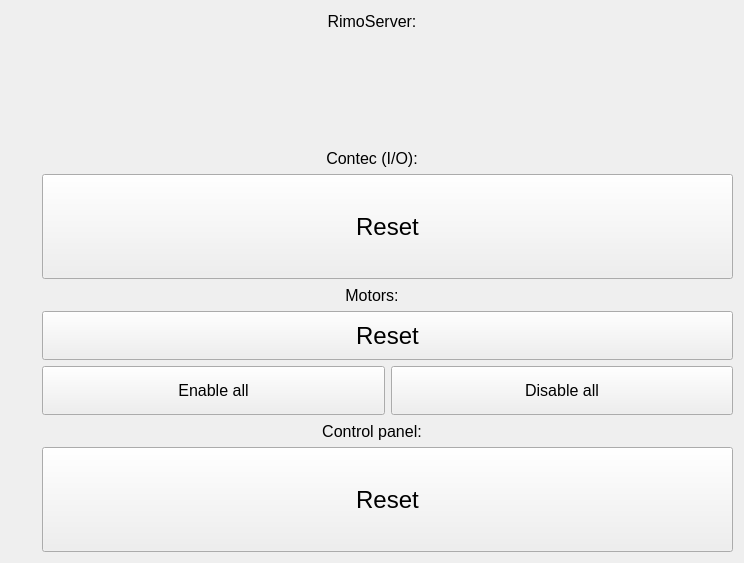
This is GUI/forms/ResetControls.ui in piotrpodlaski/rimokun as Qt 5 draws it before an edit. The edited form follows.
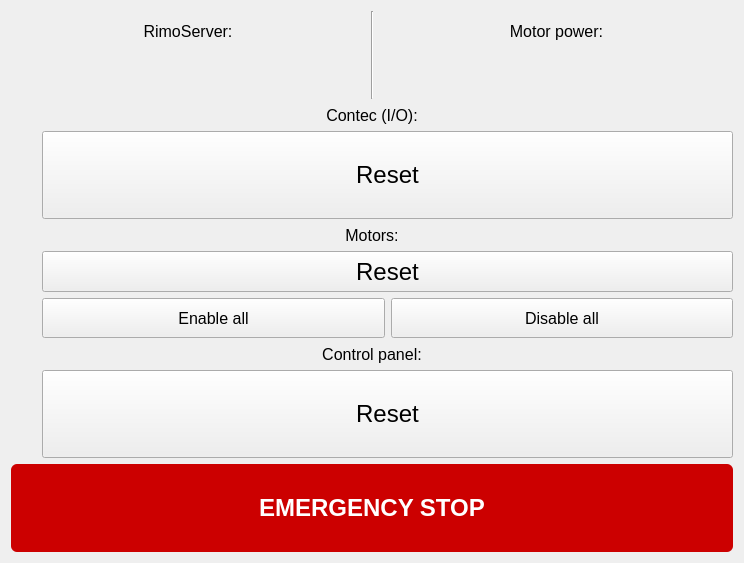
This is the edited form. Custom widgets are drawn as their Qt base class.

Commit message:
GUI: add motor power LED, emergency stop button; fix LED min height
- Add motor power LED (safetyOn) indicator next to RimoServer LED,
  separated by a vertical line, both clearly labelled
- Add EMERGENCY STOP button (red, prominent, full width)
- Set minimumSize height=25 on all LED indicators to prevent them
  from collapsing to zero height

Diff of the .ui file:
```diff
--- a/GUI/forms/ResetControls.ui
+++ b/GUI/forms/ResetControls.ui
@@ -15,19 +15,11 @@
   </property>
   <layout class="QVBoxLayout" name="verticalLayout">
    <item>
+    <layout class="QHBoxLayout" name="horizontalLayout">
+     <item>
+      <layout class="QVBoxLayout" name="serverStatusLayout">
+       <item>
     <widget class="QLabel" name="label_3">
-     <property name="sizePolicy">
-      <sizepolicy hsizetype="Preferred" vsizetype="Fixed">
-       <horstretch>0</horstretch>
-       <verstretch>0</verstretch>
-      </sizepolicy>
-     </property>
-     <property name="minimumSize">
-      <size>
-       <width>0</width>
-       <height>20</height>
-      </size>
-     </property>
      <property name="font">
       <font>
        <pointsize>12</pointsize>
@@ -42,11 +34,9 @@
     </widget>
    </item>
    <item>
-    <layout class="QHBoxLayout" name="horizontalLayout">
-     <item>
       <widget class="LedIndicator" name="ledServer" native="true">
        <property name="sizePolicy">
-        <sizepolicy hsizetype="Fixed" vsizetype="Preferred">
+          <sizepolicy hsizetype="Expanding" vsizetype="Preferred">
          <horstretch>0</horstretch>
          <verstretch>0</verstretch>
         </sizepolicy>
@@ -54,10 +44,57 @@
        <property name="minimumSize">
         <size>
          <width>25</width>
-         <height>0</height>
+           <height>25</height>
         </size>
        </property>
       </widget>
+       </item>
+      </layout>
+     </item>
+     <item>
+      <widget class="QFrame" name="separatorLine">
+       <property name="frameShape">
+        <enum>QFrame::VLine</enum>
+       </property>
+       <property name="frameShadow">
+        <enum>QFrame::Sunken</enum>
+       </property>
+      </widget>
+     </item>
+     <item>
+      <layout class="QVBoxLayout" name="motorPowerLayout">
+       <item>
+        <widget class="QLabel" name="labelMotorPower">
+         <property name="font">
+          <font>
+           <pointsize>12</pointsize>
+          </font>
+         </property>
+         <property name="text">
+          <string>Motor power:</string>
+         </property>
+         <property name="alignment">
+          <set>Qt::AlignCenter</set>
+         </property>
+        </widget>
+       </item>
+       <item>
+        <widget class="LedIndicator" name="ledMotorPower" native="true">
+         <property name="sizePolicy">
+          <sizepolicy hsizetype="Expanding" vsizetype="Preferred">
+           <horstretch>0</horstretch>
+           <verstretch>0</verstretch>
+          </sizepolicy>
+         </property>
+         <property name="minimumSize">
+          <size>
+           <width>25</width>
+           <height>25</height>
+          </size>
+         </property>
+        </widget>
+       </item>
+      </layout>
      </item>
     </layout>
    </item>
@@ -101,7 +138,7 @@
        <property name="minimumSize">
         <size>
          <width>25</width>
-         <height>0</height>
+         <height>25</height>
         </size>
        </property>
       </widget>
@@ -167,7 +204,7 @@
        <property name="minimumSize">
         <size>
          <width>25</width>
-         <height>0</height>
+         <height>25</height>
         </size>
        </property>
       </widget>
@@ -296,7 +333,7 @@
        <property name="minimumSize">
         <size>
          <width>25</width>
-         <height>0</height>
+         <height>25</height>
         </size>
        </property>
       </widget>
@@ -322,6 +359,35 @@
      </item>
     </layout>
    </item>
+   <item>
+    <widget class="QPushButton" name="emergencyStop">
+     <property name="sizePolicy">
+      <sizepolicy hsizetype="Expanding" vsizetype="Preferred">
+       <horstretch>0</horstretch>
+       <verstretch>0</verstretch>
+      </sizepolicy>
+     </property>
+     <property name="minimumSize">
+      <size>
+       <width>0</width>
+       <height>50</height>
+      </size>
+     </property>
+     <property name="font">
+      <font>
+       <pointsize>18</pointsize>
+       <bold>true</bold>
+      </font>
+     </property>
+     <property name="styleSheet">
+      <string notr="true">QPushButton { background-color: #cc0000; color: white; border-radius: 6px; }
+QPushButton:pressed { background-color: #990000; }</string>
+     </property>
+     <property name="text">
+      <string>EMERGENCY STOP</string>
+     </property>
+    </widget>
+   </item>
   </layout>
  </widget>
  <customwidgets>
```
Lines whose indentation alone changed are shown as unchanged. The commit also changes 2 other files.
